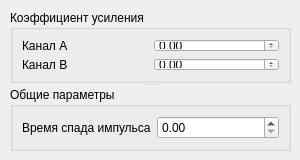
Old version of the form ui/AmplifierUIDesign.ui in the repository AVSidorov/FT2SXR.
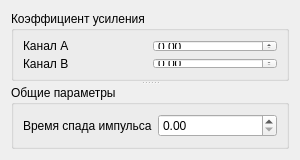
New version of the form.

The edit to the form file:
```diff
--- a/ui/AmplifierUIDesign.ui
+++ b/ui/AmplifierUIDesign.ui
@@ -11,23 +11,26 @@
    </rect>
   </property>
   <property name="sizePolicy">
-   <sizepolicy hsizetype="Fixed" vsizetype="Fixed">
+   <sizepolicy hsizetype="Expanding" vsizetype="Expanding">
     <horstretch>0</horstretch>
     <verstretch>0</verstretch>
    </sizepolicy>
   </property>
+  <property name="minimumSize">
+   <size>
+    <width>260</width>
+    <height>160</height>
+   </size>
+  </property>
   <property name="windowTitle">
    <string>Form</string>
   </property>
+  <layout class="QVBoxLayout" name="verticalLayout">
+   <property name="sizeConstraint">
+    <enum>QLayout::SetMaximumSize</enum>
+   </property>
+   <item>
   <widget class="QSplitter" name="splitter">
-   <property name="geometry">
-    <rect>
-     <x>10</x>
-     <y>10</y>
-     <width>281</width>
-     <height>141</height>
-    </rect>
-   </property>
    <property name="orientation">
     <enum>Qt::Vertical</enum>
    </property>
@@ -76,6 +79,8 @@
     </layout>
    </widget>
   </widget>
+   </item>
+  </layout>
  </widget>
  <resources/>
  <connections/>
```
Lines whose indentation alone changed are shown as unchanged.
